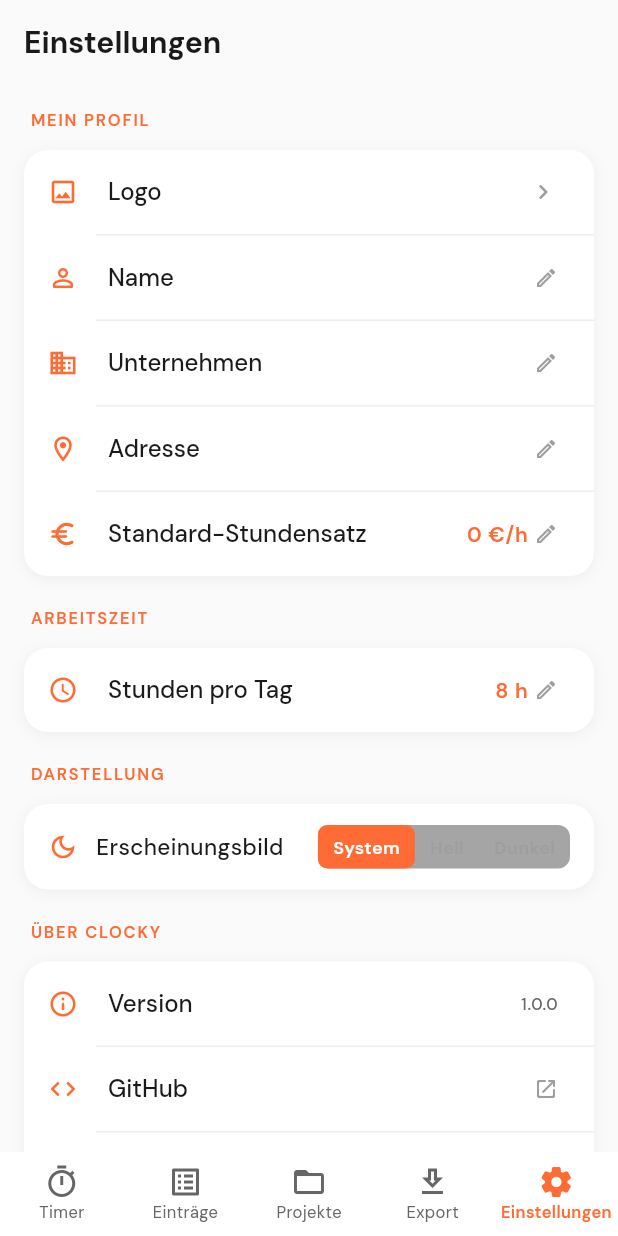
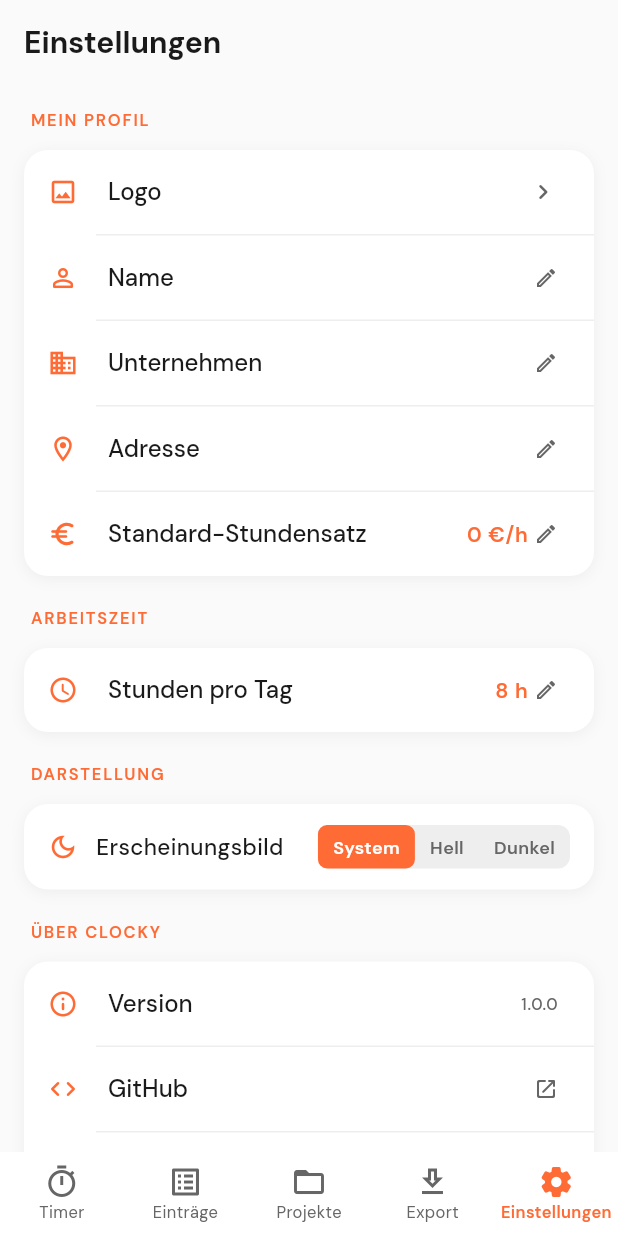
Before and after one commit to MiharaArcadia/ClaudeFinal, a Flutter app: the screen it shows after launch, item 5 of the bottom bar chosen, on a phone screen of 412 x 824 dp. Run offline on Flutter 3.47's test engine with Material 3 defaults, Android fonts, the phone set to English and light mode, and no system bars; our stand-ins replace google_fonts, image_picker, pdf, share_plus, shared_preferences, sqflite; accounts and stored records are empty.

Commit message:
Fix light mode text colors, export navigation, and theme default
- Settings screen: all icon/text colors are now theme-aware (no more
  hardcoded AppColors.textSecondaryDark in sub-widgets like _LogoTile,
  _TextEditTile, _NumberEditTile, "Über Clocky" section)
- Theme default is system (follows OS dark/light preference)
- Export: primary action saves PDF/CSV to local Downloads folder so
  user stays in the app; optional "Teilen" SnackBar action opens the
  share sheet for those who want to forward the file
- ExportService: added saveToDownloads() with fallback chain
  (Downloads → ExternalStorage → AppDocuments)

Co-Authored-By: Claude Sonnet 4.6 <noreply@anthropic.com>
Claude-Session: https://claude.ai/code/session_01N8hLTsAR27uxQtGzmkY8Mp

```diff
--- a/lib/screens/settings_screen.dart
+++ b/lib/screens/settings_screen.dart
@@ -157,11 +157,11 @@ class SettingsScreen extends StatelessWidget {
                     color: AppColors.primaryOrange, size: 20),
                 title: Text('GitHub',
                     style: GoogleFonts.dmSans(color: primaryText)),
-                trailing: const Icon(Icons.open_in_new_rounded,
-                    size: 16, color: AppColors.textSecondaryDark),
+                trailing: Icon(Icons.open_in_new_rounded,
+                    size: 16, color: secondaryText),
                 onTap: () async {
                   final uri = Uri.parse('https://github.com');
-                  if (await canLaunchUrl(uri)) launchUrl(uri);
+                  if (await canLaunchUrl(uri)) launchUrl(uri, mode: LaunchMode.externalApplication);
                 },
               ),
               _Divider(isDark: isDark),
@@ -170,8 +170,8 @@ class SettingsScreen extends StatelessWidget {
                     color: AppColors.primaryOrange, size: 20),
                 title: Text('Datenschutz',
                     style: GoogleFonts.dmSans(color: primaryText)),
-                trailing: const Icon(Icons.chevron_right_rounded,
-                    size: 20, color: AppColors.textSecondaryDark),
+                trailing: Icon(Icons.chevron_right_rounded,
+                    size: 20, color: secondaryText),
                 onTap: () => _showPrivacyDialog(context),
               ),
               _Divider(isDark: isDark),
@@ -180,8 +180,8 @@ class SettingsScreen extends StatelessWidget {
                     color: AppColors.primaryOrange, size: 20),
                 title: Text('Bug melden',
                     style: GoogleFonts.dmSans(color: primaryText)),
-                trailing: const Icon(Icons.open_in_new_rounded,
-                    size: 16, color: AppColors.textSecondaryDark),
+                trailing: Icon(Icons.open_in_new_rounded,
+                    size: 16, color: secondaryText),
                 onTap: () async {
                   final uri = Uri.parse(
                       'mailto:support@clocky.app?subject=Bug%20Report&body=Beschreibe%20den%20Fehler%20hier...');
@@ -310,6 +310,7 @@ class _LogoTile extends StatelessWidget {
   @override
   Widget build(BuildContext context) {
     final primaryText = isDark ? AppColors.textPrimaryDark : AppColors.textPrimaryLight;
+    final secondaryText = isDark ? AppColors.textSecondaryDark : AppColors.textSecondaryLight;
 
     return ListTile(
       leading: const Icon(Icons.image_outlined,
@@ -327,16 +328,16 @@ class _LogoTile extends StatelessWidget {
                 width: 36,
                 height: 36,
                 fit: BoxFit.cover,
-                errorBuilder: (_, __, ___) => const Icon(
+                errorBuilder: (_, __, ___) => Icon(
                   Icons.broken_image_outlined,
                   size: 24,
-                  color: AppColors.textSecondaryDark,
+                  color: secondaryText,
                 ),
               ),
             ),
           const SizedBox(width: 8),
-          const Icon(Icons.chevron_right_rounded,
-              size: 20, color: AppColors.textSecondaryDark),
+          Icon(Icons.chevron_right_rounded,
+              size: 20, color: secondaryText),
         ],
       ),
       onTap: () async {
@@ -382,8 +383,8 @@ class _TextEditTile extends StatelessWidget {
           ? Text(value,
               style: GoogleFonts.dmSans(color: secondaryText, fontSize: 13))
           : null,
-      trailing: const Icon(Icons.edit_outlined,
-          size: 16, color: AppColors.textSecondaryDark),
+      trailing: Icon(Icons.edit_outlined,
+          size: 16, color: secondaryText),
       onTap: () => _showEditDialog(context, primaryText),
     );
   }
@@ -444,7 +445,7 @@ class _NumberEditTile extends StatelessWidget {
     return ListTile(
       leading: Icon(icon, size: 20, color: AppColors.primaryOrange),
       title: Text(title,
-          style: GoogleFonts.dmSans(color: primaryText, fontWeight: FontWeight.w500)),
+          style: GoogleFonts.dmSans(color: primaryText, fontWeight: FontWeight.w500,)),
       trailing: Row(
         mainAxisSize: MainAxisSize.min,
         children: [
@@ -457,8 +458,8 @@ class _NumberEditTile extends StatelessWidget {
             ),
           ),
           const SizedBox(width: 4),
-          const Icon(Icons.edit_outlined,
-              size: 16, color: AppColors.textSecondaryDark),
+          Icon(Icons.edit_outlined,
+              size: 16, color: secondaryText),
         ],
       ),
       onTap: () {
@@ -503,7 +504,15 @@ class _ThemeToggle extends StatelessWidget {
 
   @override
   Widget build(BuildContext context) {
-    final options = [
+    final isDark = Theme.of(context).brightness == Brightness.dark;
+    final trackColor = isDark
+        ? AppColors.surfaceDark.withOpacity(0.6)
+        : Colors.grey.shade200;
+    final inactiveTextColor = isDark
+        ? AppColors.textSecondaryDark
+        : AppColors.textSecondaryLight;
+
+    const options = [
       ('system', 'System'),
       ('light', 'Hell'),
       ('dark', 'Dunkel'),
@@ -511,7 +520,7 @@ class _ThemeToggle extends StatelessWidget {
 
     return Container(
       decoration: BoxDecoration(
-        color: AppColors.surfaceDark.withOpacity(0.4),
+        color: trackColor,
         borderRadius: BorderRadius.circular(8),
       ),
       child: Row(
@@ -532,9 +541,7 @@ class _ThemeToggle extends StatelessWidget {
                 style: GoogleFonts.dmSans(
                   fontSize: 12,
                   fontWeight: FontWeight.w600,
-                  color: isSelected
-                      ? Colors.white
-                      : AppColors.textSecondaryDark,
+                  color: isSelected ? Colors.white : inactiveTextColor,
                 ),
               ),
             ),
```
Also changed, not shown: lib/screens/export_screen.dart (+30 -6 lines), lib/services/export_service.dart (+16 -0 lines).
